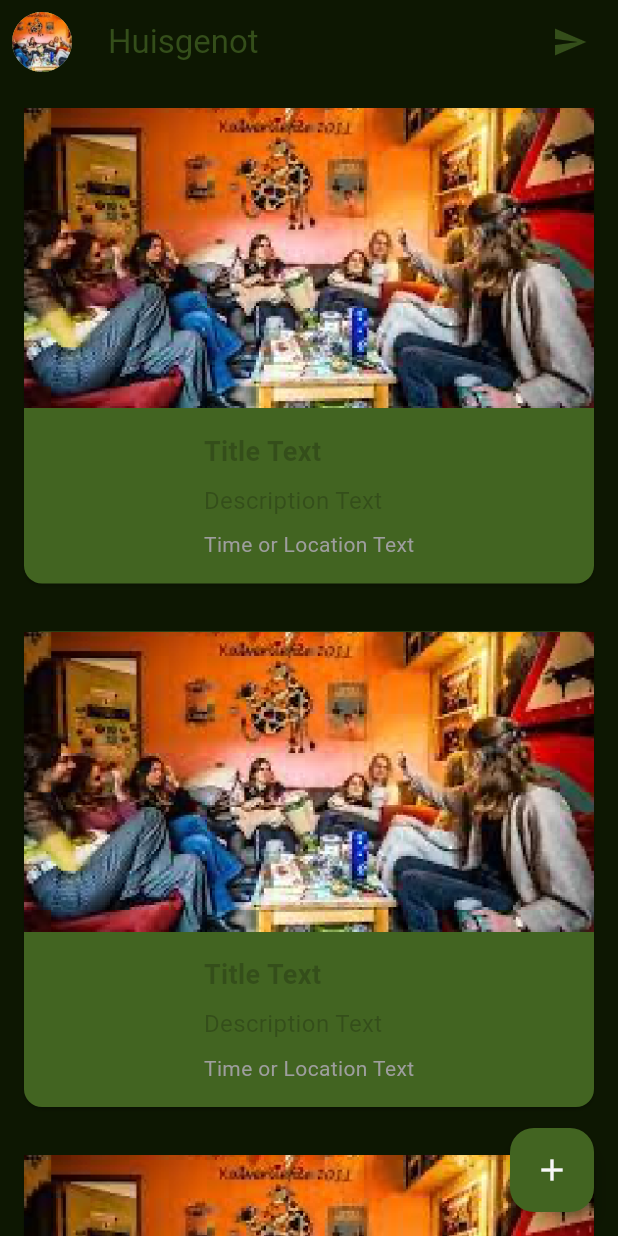
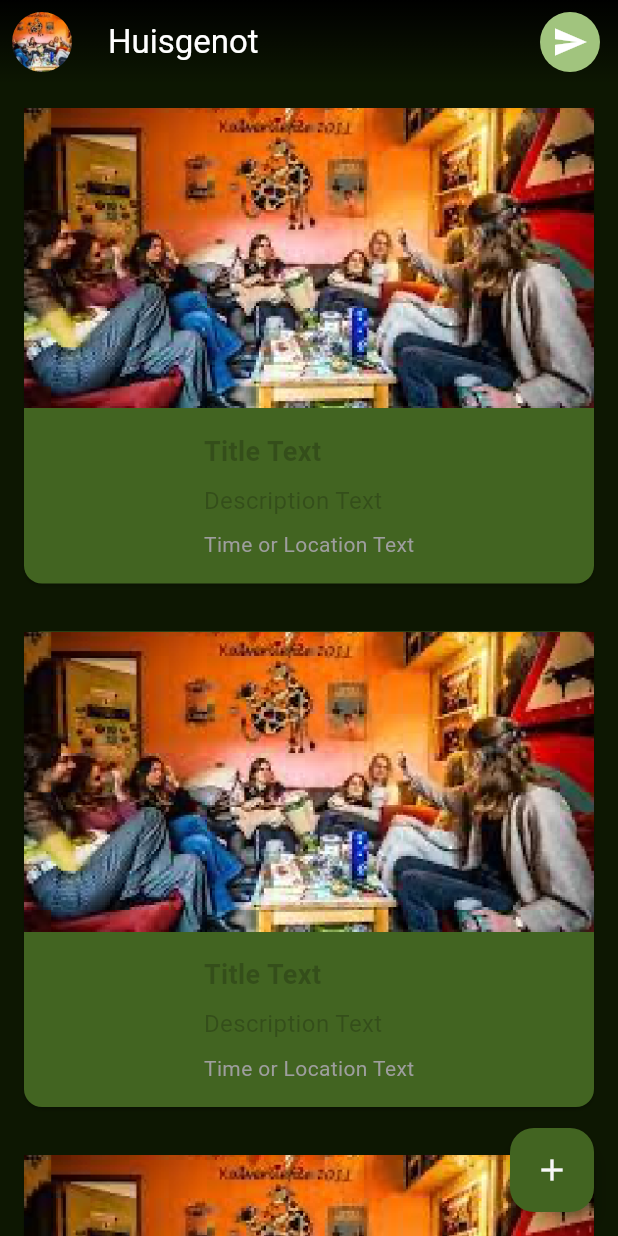
Before and after one commit to jorrit-jdjict/Huisgenot, a Flutter app: the screen it shows after launch, on a phone screen of 412 x 824 dp. Run offline on Flutter 3.47's test engine with Material 3 defaults, Android fonts, the light colour scheme and no system bars.

Commit message:
transparent hover

```diff
--- a/huisgenot/lib/src/view/screens/feed_screen.dart
+++ b/huisgenot/lib/src/view/screens/feed_screen.dart
@@ -14,24 +14,28 @@ class FeedScreen extends StatelessWidget {
       extendBodyBehindAppBar: true,
       backgroundColor: colorScheme.background,
       appBar: AppBar(
+        scrolledUnderElevation: 0.0,
         backgroundColor: Colors.transparent,
-        elevation: 0,
-        title: const Text('Huisgenot'),
-        leading: GestureDetector(
-          onTap: () {},
-          child: Container(
-            margin: const EdgeInsets.all(8.0),
-            child: const CircleAvatar(
-              backgroundImage: AssetImage('assets/images/profile_img.png'),
+        flexibleSpace: Container(
+          decoration: BoxDecoration(
+            gradient: LinearGradient(
+              begin: Alignment.topCenter,
+              end: Alignment.bottomCenter,
+              colors: [
+                Colors.black,
+                Colors.transparent, // Add your desired color here
+              ],
+              stops: [0, 1], // Adjust the stops as needed
             ),
           ),
         ),
+        title: Text(
+          'Huisgenot',
+          style: TextStyle(color: Colors.white),
+        ),
         actions: [
-          Container(
-            margin: const EdgeInsets.all(8.0),
-            child: IconButton(
-              icon: const Icon(Icons.send),
-              onPressed: () {
+          GestureDetector(
+            onTap: () {
               Navigator.push(
                 context,
                 MaterialPageRoute(
@@ -39,13 +43,41 @@ class FeedScreen extends StatelessWidget {
                 ),
               );
             },
+            child: Container(
+              margin: const EdgeInsets.all(8.0),
+              width: 48.0, // Set the same size for the icon
+              height: 48.0,
+              decoration: BoxDecoration(
+                shape: BoxShape.circle,
+                color: colorScheme.primary,
+              ),
+              child: Icon(
+                Icons.send,
+                color: Colors.white,
+              ),
             ),
           ),
         ],
+        leading: GestureDetector(
+          onTap: () {},
+          child: Container(
+            margin: const EdgeInsets.all(8.0),
+            width: 48.0, // Set the same size for the image
+            height: 48.0,
+            decoration: BoxDecoration(
+              shape: BoxShape.circle,
+              image: DecorationImage(
+                image: AssetImage('assets/images/profile_img.png'),
+                fit: BoxFit.cover,
+              ),
+            ),
+          ),
+        ),
       ),
       body: Column(
         children: [
           Container(
+            color: Colors.white,
             padding: const EdgeInsets.all(0),
             child: const Row(
               children: [
@@ -67,9 +99,8 @@ class FeedScreen extends StatelessWidget {
         onPressed: () {
           // Handle the plus button tap
         },
-        child: const Icon(Icons.add), // Plus icon
-        backgroundColor:
-            Theme.of(context).primaryColor, // Use your primary color
+        child: const Icon(Icons.add),
+        backgroundColor: Theme.of(context).primaryColor,
       ),
       floatingActionButtonLocation: FloatingActionButtonLocation
           .endFloat, // Position it at the bottom right corner
```
Lines whose indentation alone changed are shown as unchanged.
